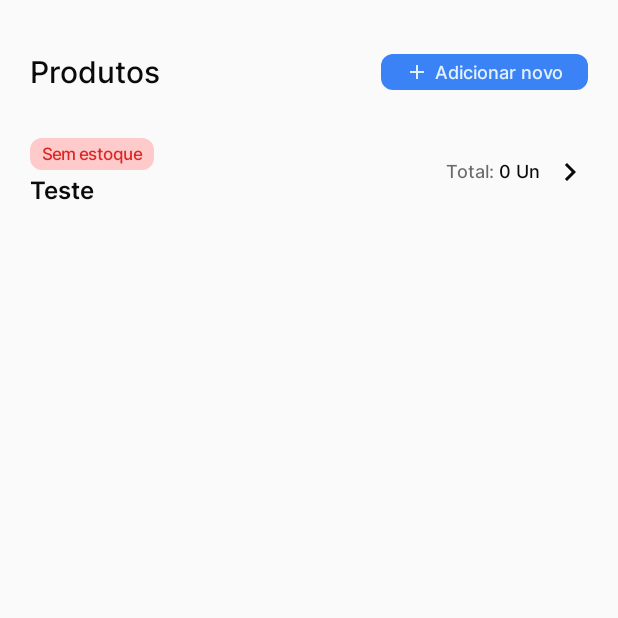
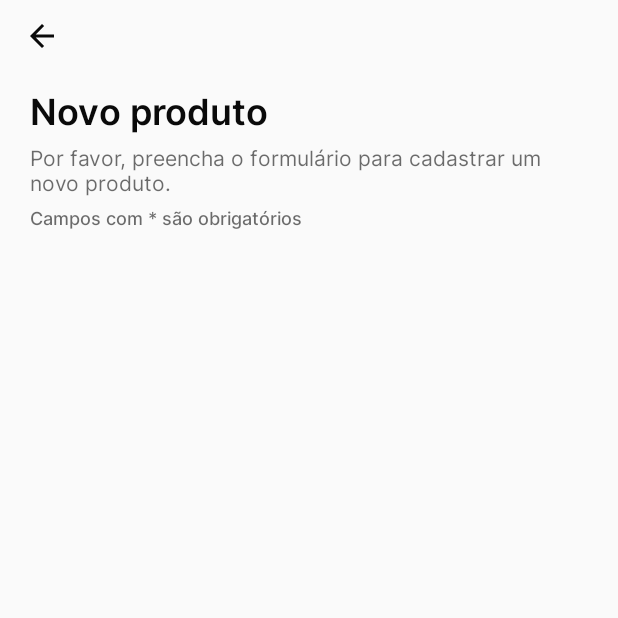
Before and after one commit to guiBrisson/stock, an Android app built with Jetpack Compose: the screen it shows after launch (MainActivity), after a tap on "Adicionar novo", on a phone screen of 412 x 824 dp, the top half of it. Run offline under Robolectric (Android 15) with nearby library versions, the phone set to English and light mode, and no system bars; our stand-ins replace Dagger/Hilt's generated code, Room's generated code.

Commit message:
New Product Screen

```diff
--- a/app/src/main/java/me/brisson/stock/navigation/StockNavHost.kt
+++ b/app/src/main/java/me/brisson/stock/navigation/StockNavHost.kt
@@ -5,7 +5,7 @@ import androidx.compose.ui.Modifier
 import androidx.navigation.NavHostController
 import androidx.navigation.compose.NavHost
 import androidx.navigation.compose.rememberNavController
-import me.brisson.stock.feature.product.navigation.productRoute
+import me.brisson.stock.feature.product.navigation.productsRoute
 import me.brisson.stock.feature.product.navigation.productScreen
 
 @Composable
@@ -13,14 +13,14 @@ fun StockNavHost(
     modifier: Modifier = Modifier,
     navController: NavHostController = rememberNavController(),
     onShowSnackbar: suspend (String, String?) -> Boolean,
-    startDestination: String = productRoute,
+    startDestination: String = productsRoute,
 ) {
     NavHost(
         modifier = modifier,
         navController = navController,
         startDestination = startDestination,
     ) {
-        productScreen()
+        productScreen(navController, onShowSnackbar)
     }
 
 }
--- a/feature/product/src/main/java/me/brisson/stock/feature/product/navigation/ProductNavigation.kt
+++ b/feature/product/src/main/java/me/brisson/stock/feature/product/navigation/ProductNavigation.kt
@@ -2,18 +2,32 @@ package me.brisson.stock.feature.product.navigation
 
 import androidx.navigation.NavController
 import androidx.navigation.NavGraphBuilder
+import androidx.navigation.NavHostController
 import androidx.navigation.NavOptions
 import androidx.navigation.compose.composable
+import me.brisson.stock.feature.product.screen.new_product.NewProductRoute
 import me.brisson.stock.feature.product.screen.product_list.ProductListRoute
 
-const val productRoute = "product_route"
+const val productsRoute = "products_route"
+const val newProductRoute = "new_product_route"
 
 fun NavController.navigateToProduct(navOptions: NavOptions? = null) {
-    this.navigate(productRoute, navOptions)
+    this.navigate(productsRoute, navOptions)
 }
 
-fun NavGraphBuilder.productScreen() {
-    composable(route = productRoute) {
-        ProductListRoute()
+fun NavGraphBuilder.productScreen(
+    navController: NavHostController,
+    onShowSnackbar: suspend (String, String?) -> Boolean,
+) {
+    composable(route = productsRoute) {
+        ProductListRoute(
+            onNewProduct = { navController.navigate(route = newProductRoute) },
+        )
+    }
+
+    composable(route = newProductRoute) {
+        NewProductRoute(
+            onBack = { navController.navigateUp() },
+        )
     }
 }
--- /dev/null
+++ b/feature/product/src/main/java/me/brisson/stock/feature/product/screen/new_product/NewProductScreen.kt
@@ -0,0 +1,72 @@
+package me.brisson.stock.feature.product.screen.new_product
+
+import androidx.compose.foundation.layout.Column
+import androidx.compose.foundation.layout.fillMaxSize
+import androidx.compose.foundation.layout.padding
+import androidx.compose.material.icons.Icons
+import androidx.compose.material.icons.filled.ArrowBack
+import androidx.compose.material3.Icon
+import androidx.compose.material3.IconButton
+import androidx.compose.material3.MaterialTheme
+import androidx.compose.material3.Surface
+import androidx.compose.material3.Text
+import androidx.compose.runtime.Composable
+import androidx.compose.ui.Modifier
+import androidx.compose.ui.tooling.preview.Preview
+import androidx.compose.ui.unit.dp
+import androidx.hilt.navigation.compose.hiltViewModel
+import me.brisson.stock.core.design_system.theme.StockTheme
+
+@Composable
+fun NewProductRoute(
+    modifier: Modifier = Modifier,
+    viewModel: NewProductViewModel = hiltViewModel(),
+    onBack: () -> Unit,
+) {
+    NewProductScreen(
+        modifier = modifier.fillMaxSize(),
+        onBack = onBack,
+    )
+}
+
+@Composable
+internal fun NewProductScreen(
+    modifier: Modifier = Modifier,
+    onBack: () -> Unit,
+) {
+    Column(modifier = modifier) {
+        IconButton(modifier = Modifier.padding(horizontal = 4.dp ), onClick = onBack) {
+            Icon(Icons.Default.ArrowBack, contentDescription = null)
+        }
+
+        Text(
+            modifier = Modifier.padding(start = 20.dp, top = 12.dp),
+            text = "Novo produto",
+            style = MaterialTheme.typography.titleLarge,
+        )
+
+        Text(
+            modifier = Modifier.padding(horizontal = 20.dp, vertical = 8.dp),
+            text = "Por favor, preencha o formulário para cadastrar um novo produto.",
+            style = MaterialTheme.typography.bodyMedium,
+            color = MaterialTheme.colorScheme.onBackground.copy(alpha = 0.6f)
+        )
+
+        Text(
+            modifier = Modifier.padding(horizontal = 20.dp),
+            text = "Campos com * são obrigatórios",
+            style = MaterialTheme.typography.bodySmall,
+            color = MaterialTheme.colorScheme.onBackground.copy(alpha = 0.6f)
+        )
+    }
+}
+
+@Preview
+@Composable
+private fun PreviewNewProductScreen() {
+    StockTheme {
+        Surface(color = MaterialTheme.colorScheme.background) {
+            NewProductScreen(modifier = Modifier.fillMaxSize(), onBack = { })
+        }
+    }
+}
--- /dev/null
+++ b/feature/product/src/main/java/me/brisson/stock/feature/product/screen/new_product/NewProductViewModel.kt
@@ -0,0 +1,22 @@
+package me.brisson.stock.feature.product.screen.new_product
+
+import androidx.lifecycle.ViewModel
+import androidx.lifecycle.viewModelScope
+import dagger.hilt.android.lifecycle.HiltViewModel
+import kotlinx.coroutines.Dispatchers
+import kotlinx.coroutines.launch
+import me.brisson.stock.core.data.repository.ProductRepository
+import me.brisson.stock.core.model.Product
+import javax.inject.Inject
+
+@HiltViewModel
+class NewProductViewModel @Inject constructor(
+    private val productRepository: ProductRepository,
+) : ViewModel() {
+
+    fun newProduct(product: Product) {
+        viewModelScope.launch(Dispatchers.IO) {
+            productRepository.add(product)
+        }
+    }
+}
--- a/feature/product/src/main/java/me/brisson/stock/feature/product/screen/product_list/ProductListScreen.kt
+++ b/feature/product/src/main/java/me/brisson/stock/feature/product/screen/product_list/ProductListScreen.kt
@@ -39,6 +39,7 @@ import me.brisson.stock.feature.product.screen.product_list.components.ProductLi
 fun ProductListRoute(
     modifier: Modifier = Modifier,
     viewModel: ProductListViewModel = hiltViewModel(),
+    onNewProduct: () -> Unit,
 ) {
     val productListUiState by viewModel.productListUiState.collectAsStateWithLifecycle()
 
@@ -47,7 +48,7 @@ fun ProductListRoute(
             .fillMaxSize()
             .padding(horizontal = 20.dp),
         productListUiState = productListUiState,
-        onNewProduct = { viewModel.addNewProduct() }, //Todo: navigate to new product activity
+        onNewProduct = onNewProduct,
         onProduct = { /*TODO*/ },
     )
 }
```
